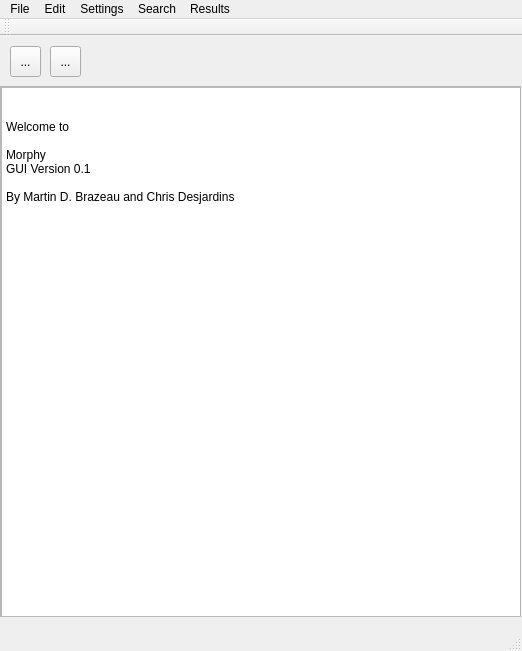
The window that gui/Morphy/mainwindow.ui (mbrazeau/MorphyWeb) describes before a commit, drawn with Qt 5.
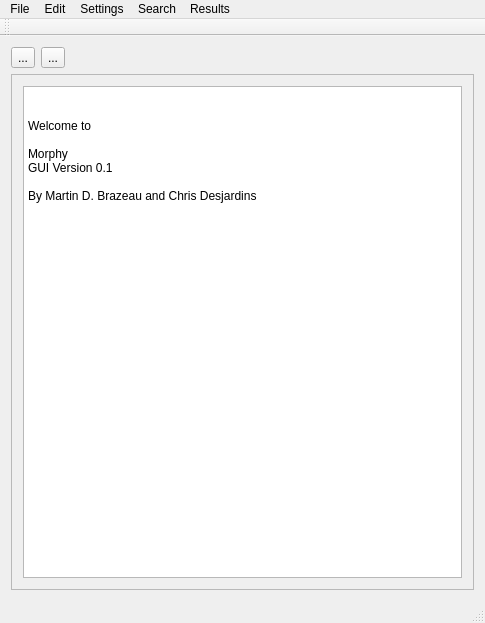
The same window after the commit.

Commit message: using layouts, but adds weird borders

What changed in the file:
```diff
--- a/gui/Morphy/mainwindow.ui
+++ b/gui/Morphy/mainwindow.ui
@@ -6,22 +6,36 @@
    <rect>
     <x>0</x>
     <y>0</y>
-    <width>522</width>
-    <height>651</height>
+    <width>485</width>
+    <height>623</height>
    </rect>
   </property>
   <property name="windowTitle">
    <string>- Morphy -</string>
   </property>
   <widget class="QWidget" name="centralWidget">
+   <layout class="QGridLayout" name="gridLayout">
+    <item row="0" column="0">
+     <widget class="QToolButton" name="toolButton">
+      <property name="text">
+       <string>...</string>
+      </property>
+     </widget>
+    </item>
+    <item row="0" column="1">
+     <widget class="QToolButton" name="toolButton_2">
+      <property name="text">
+       <string>...</string>
+      </property>
+     </widget>
+    </item>
+    <item row="2" column="0" colspan="4">
    <widget class="QScrollArea" name="scrollArea">
-    <property name="geometry">
-     <rect>
-      <x>0</x>
-      <y>50</y>
-      <width>521</width>
-      <height>531</height>
-     </rect>
+      <property name="lineWidth">
+       <number>1</number>
+      </property>
+      <property name="verticalScrollBarPolicy">
+       <enum>Qt::ScrollBarAsNeeded</enum>
     </property>
     <property name="widgetResizable">
      <bool>true</bool>
@@ -31,19 +45,13 @@
       <rect>
        <x>0</x>
        <y>0</y>
-       <width>519</width>
-       <height>529</height>
-      </rect>
-     </property>
+         <width>459</width>
+         <height>508</height>
+        </rect>
+       </property>
+       <layout class="QGridLayout" name="gridLayout_2">
+        <item row="0" column="0">
      <widget class="QPlainTextEdit" name="mwTextDisplay">
-      <property name="geometry">
-       <rect>
-        <x>0</x>
-        <y>0</y>
-        <width>521</width>
-        <height>531</height>
-       </rect>
-      </property>
       <property name="readOnly">
        <bool>true</bool>
       </property>
@@ -61,41 +69,19 @@
        <number>0</number>
       </property>
      </widget>
-    </widget>
-   </widget>
-   <widget class="QToolButton" name="toolButton">
-    <property name="geometry">
-     <rect>
-      <x>10</x>
-      <y>10</y>
-      <width>31</width>
-      <height>31</height>
-     </rect>
-    </property>
-    <property name="text">
-     <string>...</string>
-    </property>
-   </widget>
-   <widget class="QToolButton" name="toolButton_2">
-    <property name="geometry">
-     <rect>
-      <x>50</x>
-      <y>10</y>
-      <width>31</width>
-      <height>31</height>
-     </rect>
-    </property>
-    <property name="text">
-     <string>...</string>
-    </property>
-   </widget>
+        </item>
+       </layout>
+      </widget>
+     </widget>
+    </item>
+   </layout>
   </widget>
   <widget class="QMenuBar" name="menuBar">
    <property name="geometry">
     <rect>
      <x>0</x>
      <y>0</y>
-     <width>522</width>
+     <width>485</width>
      <height>22</height>
     </rect>
    </property>
```
Lines whose indentation alone changed are shown as unchanged. The commit also changes 1 other file.
